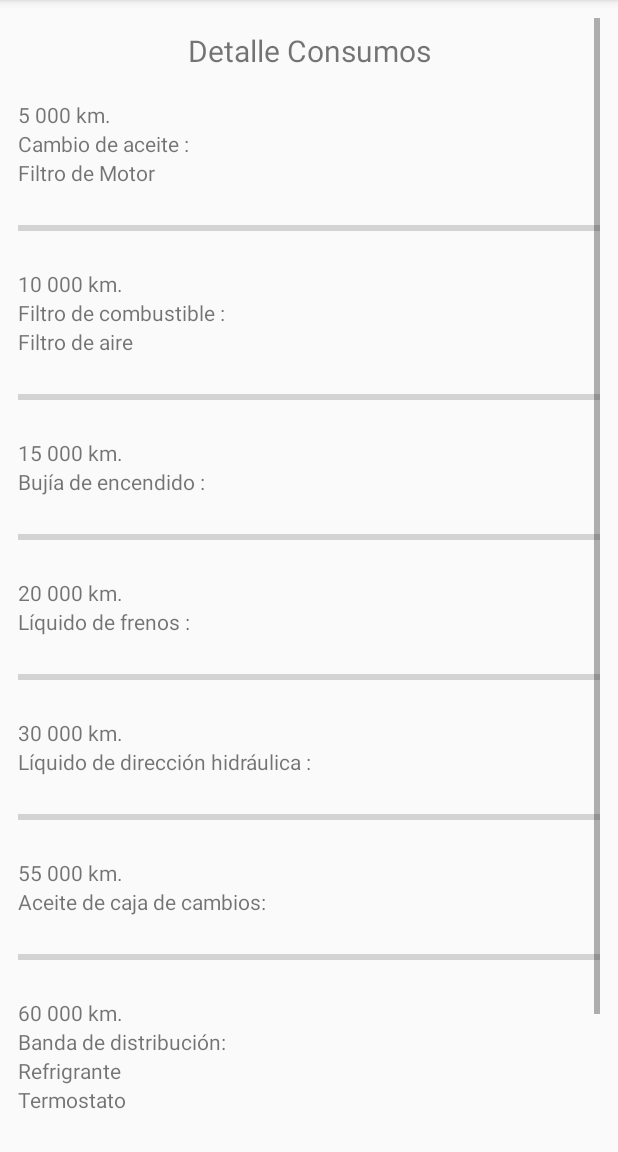
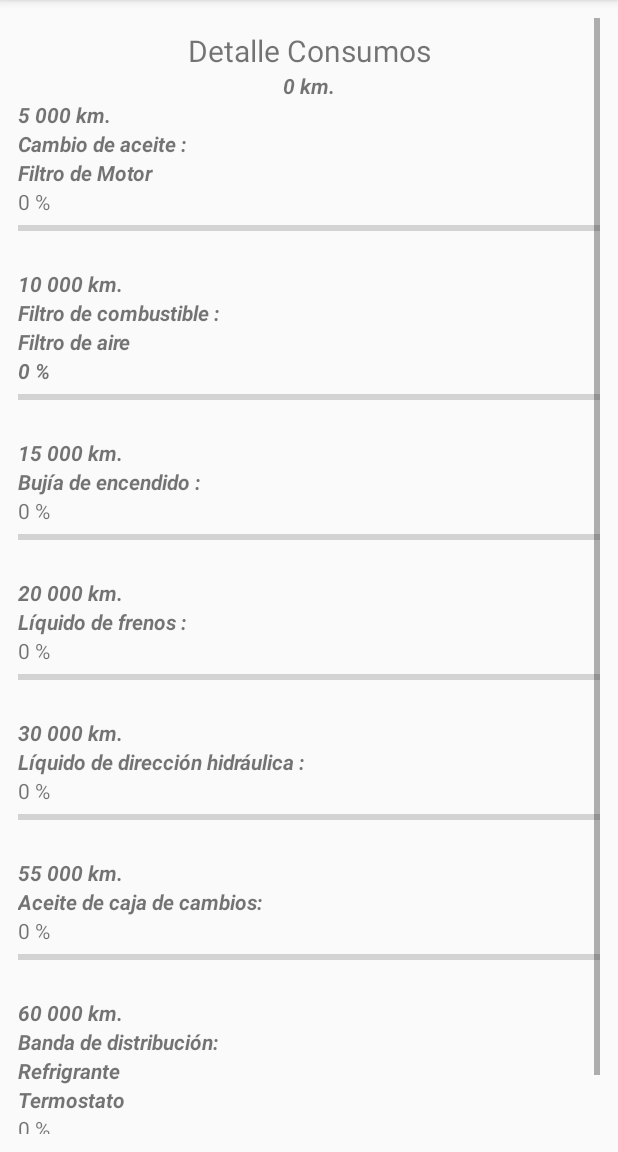
Before and after one commit to DavidOnofre/ApkMiAuto, an Android app: the fragment SlideshowFragment shown on its own in the app's theme, on a phone screen of 412 x 824 dp, the part 84-1236 px from its top. Run offline under Robolectric (Android 15) with nearby library versions, the phone set to English and light mode, and no system bars; our stand-ins replace Firebase (no records; nobody signed in at launch, a user with empty details on screens opened directly); 1 statement that could not run was skipped.

Commit message:
se quitael boton calcular de consumibles

```diff
--- a/app/src/main/java/com/java/micarro/ui/slideshow/SlideshowFragment.java
+++ b/app/src/main/java/com/java/micarro/ui/slideshow/SlideshowFragment.java
@@ -13,7 +13,6 @@ import android.os.Handler;
 import android.view.LayoutInflater;
 import android.view.View;
 import android.view.ViewGroup;
-import android.widget.Button;
 import android.widget.ProgressBar;
 import android.widget.TextView;
 
@@ -25,26 +24,22 @@ import androidx.fragment.app.Fragment;
 import androidx.lifecycle.Observer;
 import androidx.lifecycle.ViewModelProviders;
 
-import com.google.firebase.database.DataSnapshot;
-import com.google.firebase.database.DatabaseError;
 import com.google.firebase.database.DatabaseReference;
-import com.google.firebase.database.ValueEventListener;
 import com.java.micarro.Comun;
 import com.java.micarro.NotificacionActivity;
 import com.java.micarro.R;
-import com.java.micarro.model.Auto;
 import com.java.micarro.model.Persona;
 
 import static com.java.micarro.Constantes.CHANNEL_ID;
-import static com.java.micarro.Constantes.IDENTIFICACION_SESION;
+import static com.java.micarro.Constantes.KILOMETRAJE_ACTUAL;
 import static com.java.micarro.Constantes.KM;
 import static com.java.micarro.Constantes.MANTENIMIENTO_NECESARIO;
+import static com.java.micarro.Constantes.NOTIFICACION;
 import static com.java.micarro.Constantes.NOTIFICACION_ID;
-import static com.java.micarro.Constantes.PERSONA;
 import static com.java.micarro.Constantes.SIGNO_PORCENTAJE;
 import static com.java.micarro.Constantes.USTED_YA_REALIZO_EL_CAMBIO_SI_NO_EL_COSTO_DEL_CAMBIO_FUE;
 
-public class SlideshowFragment extends Fragment implements View.OnClickListener {
+public class SlideshowFragment extends Fragment {
 
     private Comun comun;
     private SlideshowViewModel slideshowViewModel;
@@ -67,7 +62,6 @@ public class SlideshowFragment extends Fragment implements View.OnClickListener
 
     private TextView textViewKilometrajeActual;
 
-    private Button button;
     private PendingIntent pendingIntent;
 
     private Handler handler;
@@ -94,22 +88,15 @@ public class SlideshowFragment extends Fragment implements View.OnClickListener
         });
 
         inicializarVariables(root);
-        identificacion = comun.obtenerValorSesion(getActivity(), IDENTIFICACION_SESION);
 
-        cargarEntidadGlobalPersona();
-
-        button.setOnClickListener(this);
+        calcularConsumibles();
 
         return root;
     }
 
-    @Override
-    public void onClick(View v) {
-
+    private void calcularConsumibles() {
         final int kilometrajeActual = obtenerKilometraje();
         textViewKilometrajeActual.setText(kilometrajeActual + KM);
-
-        if (v.getId() == R.id.button_consumibles_aceite) {
 
         if (!activo) {
             Thread hilo = new Thread(new Runnable() {
@@ -126,9 +113,6 @@ public class SlideshowFragment extends Fragment implements View.OnClickListener
             });
             hilo.start();
         }
-        }
-
-
     }
 
     /**
@@ -154,7 +138,7 @@ public class SlideshowFragment extends Fragment implements View.OnClickListener
      */
     private void crearNotificaionChannel() {
         if (Build.VERSION.SDK_INT >= Build.VERSION_CODES.O) {
-            CharSequence name = "Notificacion";
+            CharSequence name = NOTIFICACION;
             NotificationChannel channel = new NotificationChannel(CHANNEL_ID, name, NotificationManager.IMPORTANCE_DEFAULT);
             NotificationManager notificationManager = (NotificationManager) getActivity().getSystemService(getActivity().NOTIFICATION_SERVICE);
             notificationManager.createNotificationChannel(channel);
@@ -166,10 +150,10 @@ public class SlideshowFragment extends Fragment implements View.OnClickListener
      */
     private void crearNotificaion(int banderaKilometraje) {
         NotificationCompat.Builder builder = new NotificationCompat.Builder(getActivity().getApplicationContext(), CHANNEL_ID);
-        builder.setSmallIcon(R.drawable.ic_baseline_commute_24);
+        builder.setSmallIcon(R.drawable.ic_baseline_directions_car_25);
         builder.setContentTitle(MANTENIMIENTO_NECESARIO + banderaKilometraje);
         builder.setContentText(USTED_YA_REALIZO_EL_CAMBIO_SI_NO_EL_COSTO_DEL_CAMBIO_FUE);
-        builder.setColor(Color.GREEN);
+        builder.setColor(Color.RED);
         builder.setPriority(NotificationCompat.PRIORITY_DEFAULT);
         builder.setLights(Color.MAGENTA, 1000, 1000); // luz en el teléfono al notificar.
         builder.setVibrate(new long[]{1000, 1000, 1000, 1000, 1000});
@@ -224,7 +208,7 @@ public class SlideshowFragment extends Fragment implements View.OnClickListener
                 }
             });
             try {
-                Thread.sleep(100);
+                Thread.sleep(30);
             } catch (InterruptedException e) {
                 e.printStackTrace();
             }
@@ -279,10 +263,7 @@ public class SlideshowFragment extends Fragment implements View.OnClickListener
         textViewPorcentaje30000 = (TextView) root.findViewById(R.id.textView_consumibles_porcentaje_30000);
         textViewPorcentaje55000 = (TextView) root.findViewById(R.id.textView_consumibles_porcentaje_55000);
         textViewPorcentaje60000 = (TextView) root.findViewById(R.id.textView_consumibles_porcentaje_60000);
-
         textViewKilometrajeActual = (TextView) root.findViewById(R.id.textView_consumibles_kilometraje_actual);
-
-        button = (Button) root.findViewById(R.id.button_consumibles_aceite);
 
         activo = false;
         contador = 0;
@@ -295,48 +276,7 @@ public class SlideshowFragment extends Fragment implements View.OnClickListener
      * @return
      */
     private int obtenerKilometraje() {
-        int salida;
-
-        Auto auto = persona.getAuto().get(0);
-        salida = obtenerKilometrajeBaseDatos();
-
-        return salida;
-    }
-
-    /**
-     * Método usado para obener el kilometraje desade la base de datos.
-     *
-     * @return
-     */
-    private int obtenerKilometrajeBaseDatos() {
-        Auto auto = persona.getAuto().get(0);
-        int kilometrajeActual = Integer.parseInt(auto.getKilometraje());
-        int kilometrajeActualizado = kilometrajeActual;
-        return kilometrajeActualizado;
-    }
-
-    /**
-     * Método usado para cargar variable global persona.
-     */
-    private void cargarEntidadGlobalPersona() {
-        final String identificacion = comun.obtenerValorSesion(getActivity(), IDENTIFICACION_SESION);
-
-        databaseReference.child(PERSONA).addValueEventListener(new ValueEventListener() {
-            @Override
-            public void onDataChange(@NonNull DataSnapshot dataSnapshot) {
-                for (DataSnapshot objDataSnapshot : dataSnapshot.getChildren()) {
-                    Persona p = objDataSnapshot.getValue(Persona.class);
-
-                    if (identificacion.equals(p.getUid())) {
-                        SlideshowFragment.this.persona = p;
+        String kilometraje = comun.obtenerValorSesion(getActivity(), KILOMETRAJE_ACTUAL);
+        return Integer.parseInt(kilometraje);
     }
 }
-            }
-
-            @Override
-            public void onCancelled(@NonNull DatabaseError databaseError) {
-            }
-        });
-    }
-
-}
--- a/app/src/main/res/drawable/ic_baseline_commute_24.xml
+++ b/app/src/main/res/drawable/ic_baseline_commute_24.xml
@@ -1,10 +1,5 @@
-<vector xmlns:android="http://schemas.android.com/apk/res/android"
-    android:width="24dp"
-    android:height="24dp"
-    android:viewportWidth="24"
-    android:viewportHeight="24"
-    android:tint="?attr/colorControlNormal">
-  <path
-      android:fillColor="@android:color/white"
-      android:pathData="M12,4L5,4C3.34,4 2,5.34 2,7v8c0,1.66 1.34,3 3,3l-1,1v1h1l2,-2.03L9,18v-5L4,13L4,5.98L13,6v2h2L15,7c0,-1.66 -1.34,-3 -3,-3zM5,14c0.55,0 1,0.45 1,1s-0.45,1 -1,1 -1,-0.45 -1,-1 0.45,-1 1,-1zM20.57,9.66c-0.14,-0.4 -0.52,-0.66 -0.97,-0.66h-7.19c-0.46,0 -0.83,0.26 -0.98,0.66L10,13.77l0.01,5.51c0,0.38 0.31,0.72 0.69,0.72h0.62c0.38,0 0.68,-0.38 0.68,-0.76L12,18h8v1.24c0,0.38 0.31,0.76 0.69,0.76h0.61c0.38,0 0.69,-0.34 0.69,-0.72l0.01,-1.37v-4.14l-1.43,-4.11zM12.41,10h7.19l1.03,3h-9.25l1.03,-3zM12,16c-0.55,0 -1,-0.45 -1,-1s0.45,-1 1,-1 1,0.45 1,1 -0.45,1 -1,1zM20,16c-0.55,0 -1,-0.45 -1,-1s0.45,-1 1,-1 1,0.45 1,1 -0.45,1 -1,1z"/>
+<vector android:height="24dp" android:tint="#990000"
+    android:viewportHeight="24" android:viewportWidth="24"
+    android:width="24dp" xmlns:android="http://schemas.android.com/apk/res/android">
+    <path android:fillColor="@android:color/white" android:pathData="M12,4L5,4C3.34,4 2,5.34 2,7v8c0,1.66 1.34,3 3,3l-1,1v1h1l2,-2.03L9,18v-5L4,13L4,5.98L13,6v2h2L15,7c0,-1.66 -1.34,-3 -3,-3zM5,14c0.55,0 1,0.45 1,1s-0.45,1 -1,1 -1,-0.45 -1,-1 0.45,-1 1,-1zM20.57,9.66c-0.14,-0.4 -0.52,-0.66 -0.97,-0.66h-7.19c-0.46,0 -0.83,0.26 -0.98,0.66L10,13.77l0.01,5.51c0,0.38 0.31,0.72 0.69,0.72h0.62c0.38,0 0.68,-0.38 0.68,-0.76L12,18h8v1.24c0,0.38 0.31,0.76 0.69,0.76h0.61c0.38,0 0.69,-0.34 0.69,-0.72l0.01,-1.37v-4.14l-1.43,-4.11zM12.41,10h7.19l1.03,3h-9.25l1.03,-3zM12,16c-0.55,0 -1,-0.45 -1,-1s0.45,-1 1,-1 1,0.45 1,1 -0.45,1 -1,1zM20,16c-0.55,0 -1,-0.45 -1,-1s0.45,-1 1,-1 1,0.45 1,1 -0.45,1 -1,1z"/>
 </vector>
--- /dev/null
+++ b/app/src/main/res/drawable/ic_baseline_directions_car_25.xml
@@ -0,0 +1,5 @@
+<vector android:height="24dp" android:tint="#990000"
+    android:viewportHeight="24" android:viewportWidth="24"
+    android:width="24dp" xmlns:android="http://schemas.android.com/apk/res/android">
+    <path android:fillColor="@android:color/white" android:pathData="M18.92,6.01C18.72,5.42 18.16,5 17.5,5h-11c-0.66,0 -1.21,0.42 -1.42,1.01L3,12v8c0,0.55 0.45,1 1,1h1c0.55,0 1,-0.45 1,-1v-1h12v1c0,0.55 0.45,1 1,1h1c0.55,0 1,-0.45 1,-1v-8l-2.08,-5.99zM6.5,16c-0.83,0 -1.5,-0.67 -1.5,-1.5S5.67,13 6.5,13s1.5,0.67 1.5,1.5S7.33,16 6.5,16zM17.5,16c-0.83,0 -1.5,-0.67 -1.5,-1.5s0.67,-1.5 1.5,-1.5 1.5,0.67 1.5,1.5 -0.67,1.5 -1.5,1.5zM5,11l1.5,-4.5h11L19,11L5,11z"/>
+</vector>
--- a/app/src/main/res/layout/fragment_slideshow.xml
+++ b/app/src/main/res/layout/fragment_slideshow.xml
@@ -1,6 +1,5 @@
 <?xml version="1.0" encoding="utf-8"?>
-<LinearLayout
-    xmlns:android="http://schemas.android.com/apk/res/android"
+<LinearLayout xmlns:android="http://schemas.android.com/apk/res/android"
     android:layout_width="match_parent"
     android:layout_height="match_parent"
     android:orientation="vertical"
@@ -30,27 +29,30 @@
                 android:layout_width="match_parent"
                 android:layout_height="wrap_content"
                 android:text=""
-                android:textStyle="bold|italic"
-                android:textAlignment="center" />
+                android:textAlignment="center"
+                android:textStyle="bold|italic" />
 
             <!-- inicio 5 000 -->
             <TextView
                 android:id="@+id/textView_consumibles_5000"
                 android:layout_width="match_parent"
                 android:layout_height="wrap_content"
-                android:text="@string/textview_consumibles_5000" />
+                android:text="@string/textview_consumibles_5000"
+                android:textStyle="bold|italic" />
 
             <TextView
                 android:id="@+id/textView_consumibles_aceite"
                 android:layout_width="match_parent"
                 android:layout_height="wrap_content"
-                android:text="@string/textview_consumibles_aceite" />
+                android:text="@string/textview_consumibles_aceite"
+                android:textStyle="bold|italic" />
 
             <TextView
                 android:id="@+id/textView_consumibles_fitroMotor"
                 android:layout_width="match_parent"
                 android:layout_height="wrap_content"
-                android:text="@string/textview_consumibles_filtro_motor" />
+                android:text="@string/textview_consumibles_filtro_motor"
+                android:textStyle="bold|italic" />
 
             <TextView
                 android:id="@+id/textView_consumibles_porcentaje_5000"
@@ -76,25 +78,29 @@
                 android:id="@+id/textView_consumibles_10000"
                 android:layout_width="match_parent"
                 android:layout_height="wrap_content"
-                android:text="@string/textview_consumibles_10000" />
+                android:text="@string/textview_consumibles_10000"
+                android:textStyle="bold|italic" />
 
             <TextView
                 android:id="@+id/textView_consumibles_filtro_combustible"
                 android:layout_width="match_parent"
                 android:layout_height="wrap_content"
-                android:text="@string/textview_consumibles_filtro_combustible" />
+                android:text="@string/textview_consumibles_filtro_combustible"
+                android:textStyle="bold|italic" />
 
             <TextView
                 android:id="@+id/textView_consumibles_filto_aire"
                 android:layout_width="match_parent"
                 android:layout_height="wrap_content"
-                android:text="@string/textview_consumibles_filtro_aire" />
+                android:text="@string/textview_consumibles_filtro_aire"
+                android:textStyle="bold|italic" />
 
             <TextView
                 android:id="@+id/textView_consumibles_porcentaje_10000"
                 android:layout_width="match_parent"
                 android:layout_height="wrap_content"
-                android:text="" />
+                android:text=""
+                android:textStyle="bold|italic" />
 
             <ProgressBar
                 android:id="@+id/progressBar_consumibles_10000"
@@ -114,13 +120,15 @@
                 android:id="@+id/textView_consumibles_15000"
                 android:layout_width="match_parent"
                 android:layout_height="wrap_content"
-                android:text="@string/textview_consumibles_15000" />
+                android:text="@string/textview_consumibles_15000"
+                android:textStyle="bold|italic" />
 
             <TextView
                 android:id="@+id/textView_consumibles_bujia_encendido"
                 android:layout_width="match_parent"
                 android:layout_height="wrap_content"
-                android:text="@string/textview_consumibles_bujia_encendido" />
+                android:text="@string/textview_consumibles_bujia_encendido"
+                android:textStyle="bold|italic" />
 
             <TextView
                 android:id="@+id/textView_consumibles_porcentaje_15000"
@@ -146,13 +154,15 @@
                 android:id="@+id/textView_consumibles_20000"
                 android:layout_width="match_parent"
                 android:layout_height="wrap_content"
-                android:text="@string/textview_consumibles_20000" />
+                android:text="@string/textview_consumibles_20000"
+                android:textStyle="bold|italic" />
 
             <TextView
                 android:id="@+id/textView_consumibles_liquido_frenos"
                 android:layout_width="match_parent"
                 android:layout_height="wrap_content"
-                android:text="@string/textview_consumibles_liquido_frenos" />
+                android:text="@string/textview_consumibles_liquido_frenos"
+                android:textStyle="bold|italic" />
 
             <TextView
                 android:id="@+id/textView_consumibles_porcentaje_20000"
@@ -179,13 +189,15 @@
                 android:id="@+id/textView_consumibles_30000"
                 android:layout_width="match_parent"
                 android:layout_height="wrap_content"
-                android:text="@string/textview_consumibles_30000" />
+                android:text="@string/textview_consumibles_30000"
+                android:textStyle="bold|italic" />
 
             <TextView
                 android:id="@+id/textView_consumibles_liq_dir_hidraulica"
                 android:layout_width="match_parent"
                 android:layout_height="wrap_content"
-                android:text="@string/textview_consumibles_liq_dir_hidraulica" />
+                android:text="@string/textview_consumibles_liq_dir_hidraulica"
+                android:textStyle="bold|italic" />
 
             <TextView
                 android:id="@+id/textView_consumibles_porcentaje_30000"
@@ -211,13 +223,15 @@
                 android:id="@+id/textView_consumibles_55000"
                 android:layout_width="match_parent"
                 android:layout_height="wrap_content"
-                android:text="@string/textview_consumibles_55000" />
+                android:text="@string/textview_consumibles_55000"
+                android:textStyle="bold|italic" />
 
             <TextView
                 android:id="@+id/textView_consumibles_aceite_caja"
                 android:layout_width="match_parent"
                 android:layout_height="wrap_content"
-                android:text="@string/textview_consumibles_aceite_caja" />
+                android:text="@string/textview_consumibles_aceite_caja"
+                android:textStyle="bold|italic" />
 
             <TextView
                 android:id="@+id/textView_consumibles_porcentaje_55000"
@@ -244,25 +258,29 @@
                 android:id="@+id/textView_consumibles_60000"
                 android:layout_width="match_parent"
                 android:layout_height="wrap_content"
-                android:text="@string/textview_consumibles_60000" />
+                android:text="@string/textview_consumibles_60000"
+                android:textStyle="bold|italic" />
 
             <TextView
                 android:id="@+id/textView_consumibles_banda_distribucion"
                 android:layout_width="match_parent"
                 android:layout_height="wrap_content"
-                android:text="@string/textview_consumibles_banda_distribucion" />
+                android:text="@string/textview_consumibles_banda_distribucion"
+                android:textStyle="bold|italic" />
 
             <TextView
                 android:id="@+id/textView_consumibles_refrigerante"
                 android:layout_width="match_parent"
                 android:layout_height="wrap_content"
-                android:text="@string/textview_consumibles_refrigerante" />
+                android:text="@string/textview_consumibles_refrigerante"
+                android:textStyle="bold|italic" />
 
             <TextView
                 android:id="@+id/textView_consumibles_termostato"
                 android:layout_width="match_parent"
                 android:layout_height="wrap_content"
-                android:text="@string/textview_consumibles_termostato" />
+                android:text="@string/textview_consumibles_termostato"
+                android:textStyle="bold|italic" />
 
             <TextView
                 android:id="@+id/textView_consumibles_porcentaje_60000"
@@ -283,12 +301,6 @@
                 android:text="" />
             <!-- fin 60 000 -->
 
-            <Button
-                android:id="@+id/button_consumibles_aceite"
-                android:layout_width="match_parent"
-                android:layout_height="wrap_content"
-                android:text="@string/calcular" />
-
         </androidx.appcompat.widget.LinearLayoutCompat>
     </ScrollView>
 
--- a/app/src/main/res/values/strings.xml
+++ b/app/src/main/res/values/strings.xml
@@ -76,5 +76,6 @@
     <string name="textview_talleres_taller3_7">099 829 4261</string>
     <string name="title_activity_maps">Map</string>
     <string name="mapa">Mapa</string>
+    <string name="consumibles">Consumibles</string>
 
 </resources>
```
Also changed, not shown: app/src/main/java/com/java/micarro/Comun.java (+0 -7 lines), app/src/main/java/com/java/micarro/Constantes.java (+8 -2 lines), app/src/main/java/com/java/micarro/MainActivity.java (+7 -0 lines), app/src/main/java/com/java/micarro/ui/home/HomeFragment.java (+39 -11 lines), app/src/main/res/layout/fragment_home.xml (+8 -8 lines). Lines whose indentation alone changed are shown as unchanged.
